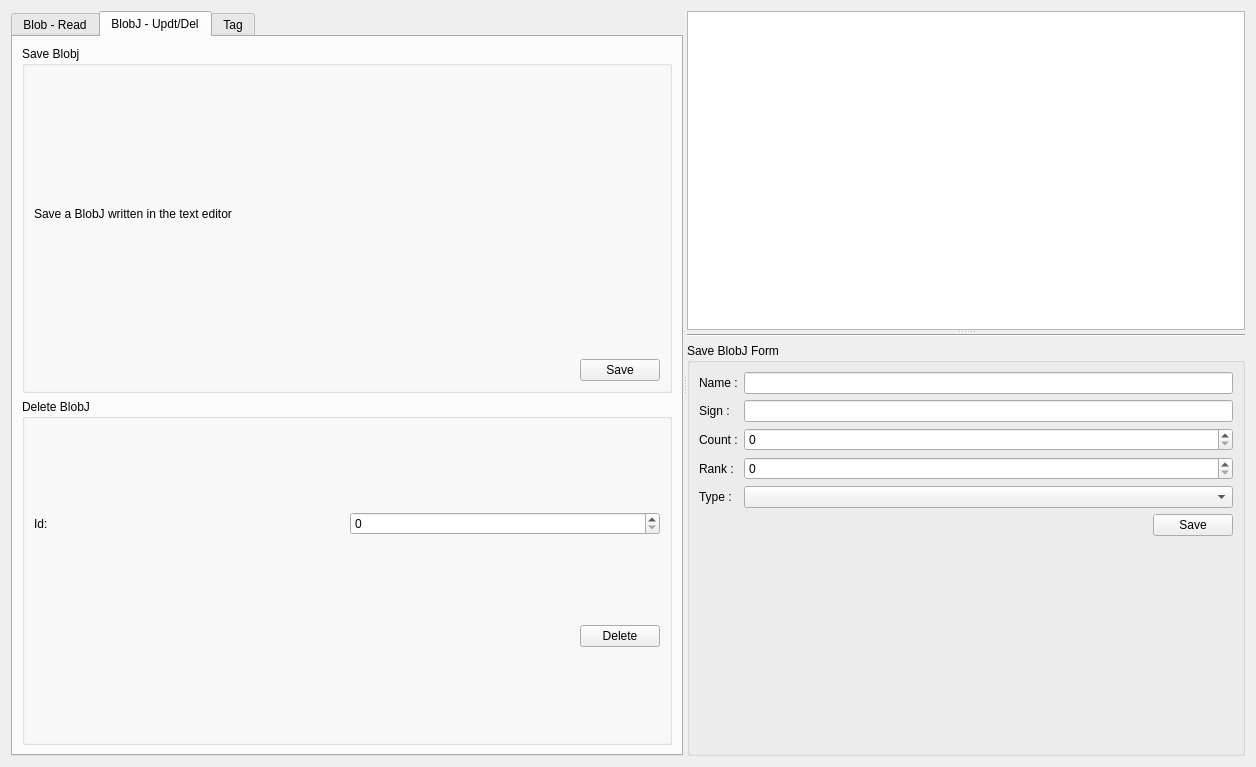
Above: dialog.ui from AyNeumann/DraftQtProject before the change. Below: the same form after it.
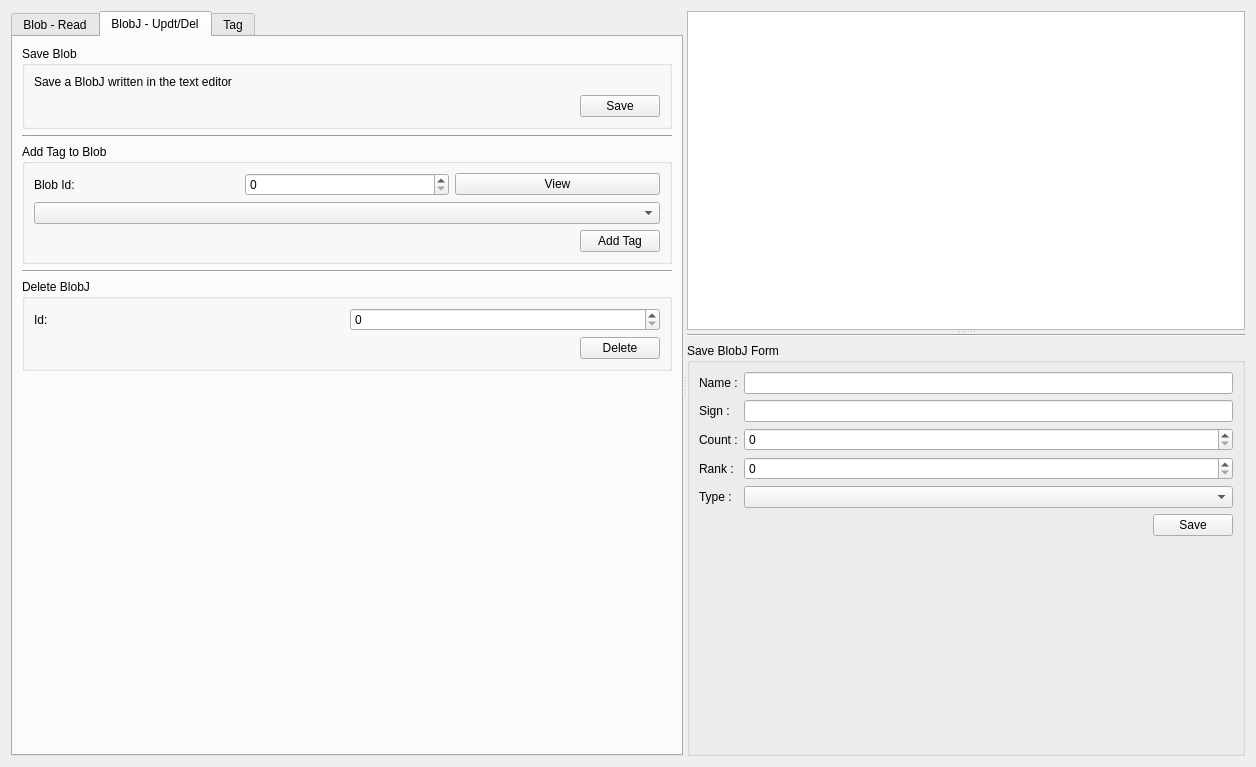
That is the form after the change. The open tabs and pages were chosen to show the change.

Commit message: ADD GET ALL TAGS AND ADD TAG TO BLOB INTERFACE

Diff of the .ui file:
```diff
--- a/dialog.ui
+++ b/dialog.ui
@@ -343,7 +343,7 @@
        <attribute name="title">
         <string>BlobJ - Updt/Del</string>
        </attribute>
-       <layout class="QVBoxLayout" name="verticalLayout_13">
+       <layout class="QVBoxLayout" name="verticalLayout_14">
         <item>
          <widget class="QGroupBox" name="groupBox_3">
           <property name="sizePolicy">
@@ -359,7 +359,7 @@
            </size>
           </property>
           <property name="title">
-           <string>Save Blobj</string>
+           <string>Save Blob</string>
           </property>
           <layout class="QVBoxLayout" name="verticalLayout">
            <item>
@@ -396,6 +396,77 @@
           </layout>
          </widget>
         </item>
+        <item>
+         <widget class="Line" name="line">
+          <property name="orientation">
+           <enum>Qt::Horizontal</enum>
+          </property>
+         </widget>
+        </item>
+        <item>
+         <widget class="QGroupBox" name="groupBox_9">
+          <property name="title">
+           <string>Add Tag to Blob</string>
+          </property>
+          <layout class="QVBoxLayout" name="verticalLayout_13">
+           <item>
+            <layout class="QHBoxLayout" name="horizontalLayout_16">
+             <item>
+              <widget class="QLabel" name="label_12">
+               <property name="text">
+                <string>Blob Id:</string>
+               </property>
+              </widget>
+             </item>
+             <item>
+              <widget class="QSpinBox" name="sB_BlobId_AddTag"/>
+             </item>
+             <item>
+              <widget class="QPushButton" name="pB_ViewBlob_AddTag">
+               <property name="text">
+                <string>View</string>
+               </property>
+              </widget>
+             </item>
+            </layout>
+           </item>
+           <item>
+            <widget class="QComboBox" name="cB_TagName_AddTag"/>
+           </item>
+           <item>
+            <layout class="QHBoxLayout" name="horizontalLayout_17">
+             <item>
+              <spacer name="horizontalSpacer_9">
+               <property name="orientation">
+                <enum>Qt::Horizontal</enum>
+               </property>
+               <property name="sizeHint" stdset="0">
+                <size>
+                 <width>40</width>
+                 <height>20</height>
+                </size>
+               </property>
+              </spacer>
+             </item>
+             <item>
+              <widget class="QPushButton" name="pB_AddTag">
+               <property name="text">
+                <string>Add Tag</string>
+               </property>
+              </widget>
+             </item>
+            </layout>
+           </item>
+          </layout>
+         </widget>
+        </item>
+        <item>
+         <widget class="Line" name="line_2">
+          <property name="orientation">
+           <enum>Qt::Horizontal</enum>
+          </property>
+         </widget>
+        </item>
         <item>
          <widget class="QGroupBox" name="groupBox_4">
           <property name="sizePolicy">
@@ -455,6 +526,19 @@
           </layout>
          </widget>
         </item>
+        <item>
+         <spacer name="verticalSpacer">
+          <property name="orientation">
+           <enum>Qt::Vertical</enum>
+          </property>
+          <property name="sizeHint" stdset="0">
+           <size>
+            <width>20</width>
+            <height>367</height>
+           </size>
+          </property>
+         </spacer>
+        </item>
        </layout>
       </widget>
       <widget class="QWidget" name="tab_Tag">
```
Left out of the diff: 4 changed lines with no effect on the pictures. The commit also changes 3 other files.
